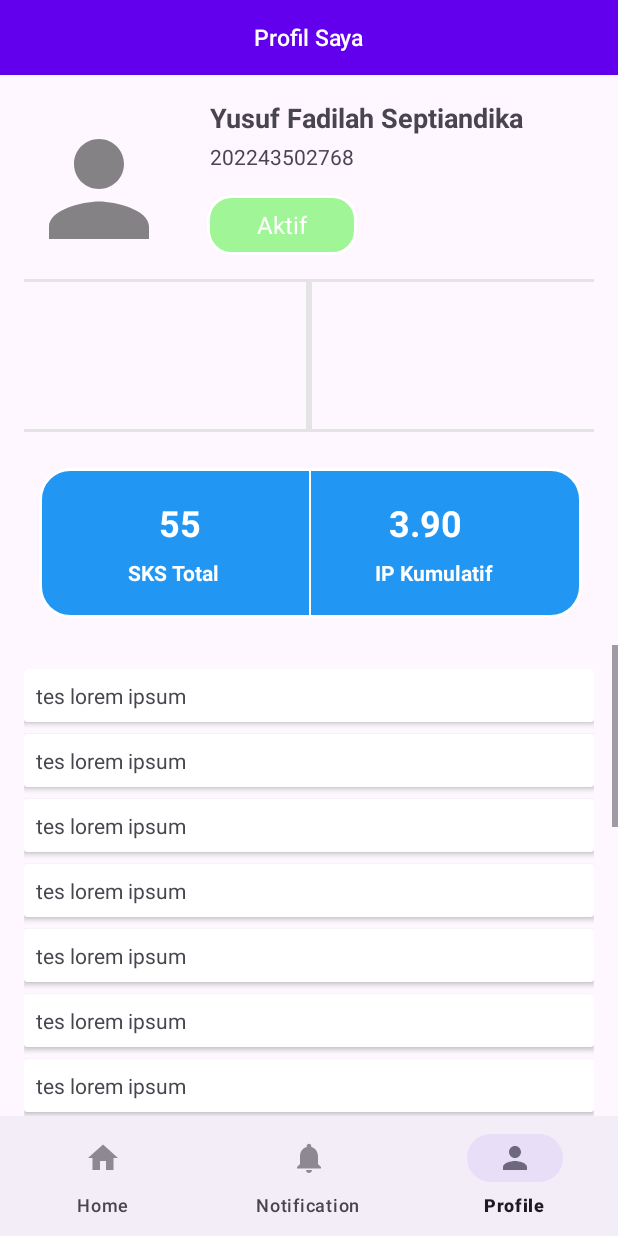
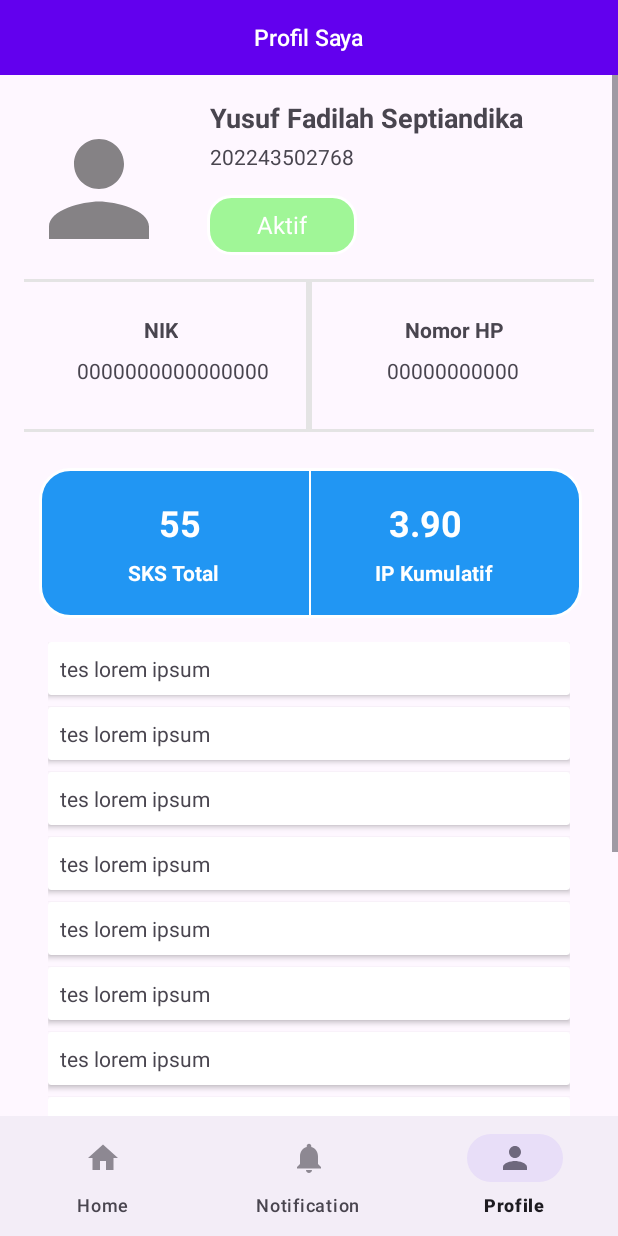
Before and after one commit to PucuBoy/CivitasXml, an Android app: the screen it shows after launch (MainActivity), item 3 of the bottom bar chosen, on a phone screen of 412 x 824 dp. Run offline under Robolectric (Android 15) with nearby library versions, the phone set to English and light mode, and no system bars.

Commit message:
update fragment_profile.xml and fragment_home.xml

```diff
--- a/app/src/main/res/layout/fragment_home.xml
+++ b/app/src/main/res/layout/fragment_home.xml
@@ -3,6 +3,7 @@
     xmlns:tools="http://schemas.android.com/tools"
     android:layout_width="match_parent"
     android:layout_height="wrap_content"
+    android:padding="16dp"
     tools:context=".HomeFragment">
 
     <ImageView
@@ -20,7 +21,7 @@
         android:id="@+id/textViewNama"
         android:layout_width="wrap_content"
         android:layout_height="wrap_content"
-        android:layout_marginStart="13dp"
+        android:layout_marginStart="16dp"
         android:layout_marginTop="16dp"
         android:layout_toEndOf="@id/imageView"
         android:fontFamily="sans-serif"
@@ -33,7 +34,7 @@
         android:layout_width="wrap_content"
         android:layout_height="wrap_content"
         android:layout_below="@id/textViewNama"
-        android:layout_marginStart="13dp"
+        android:layout_marginStart="16dp"
         android:layout_toEndOf="@id/imageView"
         android:text="@string/prodi" />
 
@@ -42,7 +43,7 @@
         android:layout_width="wrap_content"
         android:layout_height="wrap_content"
         android:layout_below="@id/textViewProdi"
-        android:layout_marginStart="13dp"
+        android:layout_marginStart="16dp"
         android:layout_toEndOf="@id/imageView"
         android:text="@string/universitas" />
 
@@ -120,7 +121,7 @@
         android:layout_width="71dp"
         android:layout_height="71dp"
         android:layout_below="@id/imageView"
-        android:layout_marginStart="65dp"
+        android:layout_marginStart="50dp"
         android:layout_marginTop="150dp"
         android:background="@drawable/roundedbg"
         android:clipToOutline="true"
@@ -133,8 +134,8 @@
         android:layout_width="wrap_content"
         android:layout_height="wrap_content"
         android:layout_below="@+id/imageButton1"
-        android:layout_marginStart="77dp"
-        android:layout_marginTop="1dp"
+        android:layout_marginStart="62dp"
+        android:layout_marginTop="6dp"
         android:text="Jadwal"
         android:textColor="#000" />
 
@@ -158,7 +159,7 @@
         android:layout_height="wrap_content"
         android:layout_below="@+id/imageButton2"
         android:layout_marginStart="55dp"
-        android:layout_marginTop="1dp"
+        android:layout_marginTop="6dp"
         android:layout_toEndOf="@+id/teksjadwal"
         android:text="Presensi"
         android:textColor="#000" />
@@ -183,7 +184,7 @@
         android:layout_height="wrap_content"
         android:layout_below="@+id/imageButton3"
         android:layout_marginStart="60dp"
-        android:layout_marginTop="1dp"
+        android:layout_marginTop="6dp"
         android:layout_toEndOf="@id/tekspresensi"
         android:text="Nilai"
         android:textColor="#000" />
@@ -193,7 +194,7 @@
         android:layout_width="71dp"
         android:layout_height="71dp"
         android:layout_below="@id/imageView"
-        android:layout_marginStart="65dp"
+        android:layout_marginStart="50dp"
         android:layout_marginTop="275dp"
         android:background="@drawable/roundedbg"
         android:clipToOutline="true"
@@ -206,8 +207,8 @@
         android:layout_width="wrap_content"
         android:layout_height="wrap_content"
         android:layout_below="@+id/imageButton4"
-        android:layout_marginStart="55dp"
-        android:layout_marginTop="1dp"
+        android:layout_marginStart="40dp"
+        android:layout_marginTop="6dp"
         android:text="Bahan &amp; Tugas"
         android:textColor="#000" />
 
@@ -231,7 +232,7 @@
         android:layout_height="wrap_content"
         android:layout_below="@+id/imageButton5"
         android:layout_marginStart="23dp"
-        android:layout_marginTop="1dp"
+        android:layout_marginTop="6dp"
         android:layout_toEndOf="@+id/teksbahantugas"
         android:text="KRSS/KRS"
         android:textColor="#000" />
@@ -256,7 +257,7 @@
         android:layout_height="wrap_content"
         android:layout_below="@+id/imageButton6"
         android:layout_marginStart="35dp"
-        android:layout_marginTop="1dp"
+        android:layout_marginTop="6dp"
         android:layout_toEndOf="@id/tekskrs"
         android:text="TA/Wisuda"
         android:textColor="#000" />
@@ -266,7 +267,7 @@
         android:layout_width="71dp"
         android:layout_height="71dp"
         android:layout_below="@id/imageView"
-        android:layout_marginStart="65dp"
+        android:layout_marginStart="50dp"
         android:layout_marginTop="400dp"
         android:background="@drawable/roundedbg"
         android:clipToOutline="true"
@@ -279,8 +280,8 @@
         android:layout_width="wrap_content"
         android:layout_height="wrap_content"
         android:layout_below="@+id/imageButton7"
-        android:layout_marginStart="74dp"
-        android:layout_marginTop="1dp"
+        android:layout_marginStart="58dp"
+        android:layout_marginTop="6dp"
         android:text="Kegiatan"
         android:textColor="#000" />
 
@@ -304,7 +305,7 @@
         android:layout_height="wrap_content"
         android:layout_below="@+id/imageButton8"
         android:layout_marginStart="38dp"
-        android:layout_marginTop="1dp"
+        android:layout_marginTop="6dp"
         android:layout_toEndOf="@+id/tekskegiatan"
         android:text="Biaya Kuliah"
         android:textColor="#000" />
@@ -329,7 +330,7 @@
         android:layout_height="wrap_content"
         android:layout_below="@+id/imageButton9"
         android:layout_marginStart="35dp"
-        android:layout_marginTop="1dp"
+        android:layout_marginTop="6dp"
         android:layout_toEndOf="@id/teksbiaya"
         android:text="Kuisioner"
         android:textColor="#000" />
--- a/app/src/main/res/layout/fragment_profile.xml
+++ b/app/src/main/res/layout/fragment_profile.xml
@@ -4,7 +4,8 @@
     xmlns:app="http://schemas.android.com/apk/res-auto"
     xmlns:tools="http://schemas.android.com/tools"
     android:layout_width="match_parent"
-    android:layout_height="match_parent">
+    android:layout_height="match_parent"
+    tools:context=".ProfileFragment">
 
     <!-- TopAppBar -->
     <com.google.android.material.appbar.MaterialToolbar
@@ -19,11 +20,21 @@
         app:titleCentered="true"
         app:titleTextAppearance="@style/ToolbarTitleText" />
 
+    <ScrollView
+        android:layout_width="0dp"
+        android:layout_height="0dp"
+        app:layout_constraintTop_toBottomOf="@+id/topAppBar"
+        app:layout_constraintBottom_toBottomOf="parent"
+        app:layout_constraintStart_toStartOf="parent"
+        app:layout_constraintEnd_toEndOf="parent">
+
+
+
         <!-- RelativeLayout for content under TopAppBar -->
         <RelativeLayout
             android:id="@+id/content_layout"
             android:layout_width="match_parent"
-        android:layout_height="380dp"
+            android:layout_height="wrap_content"
             android:padding="16dp"
             app:layout_constraintTop_toBottomOf="@id/topAppBar">
 
@@ -111,6 +122,44 @@
                     android:layout_below="@+id/verticalLine0"
                     android:background="#E4E4E4" />
 
+                <TextView
+                    android:id="@+id/teksNik"
+                    android:layout_width="wrap_content"
+                    android:layout_height="wrap_content"
+                    android:text="NIK"
+                    android:layout_marginStart="80dp"
+                    android:layout_marginTop="24dp"
+                    android:textStyle="bold" />
+
+                <TextView
+                    android:id="@+id/Nik"
+                    android:layout_width="wrap_content"
+                    android:layout_height="wrap_content"
+                    android:layout_below="@+id/teksNik"
+                    android:text="0000000000000000"
+                    android:layout_marginStart="35dp"
+                    android:layout_marginTop="8dp"/>
+
+                <TextView
+                    android:id="@+id/teksNomor"
+                    android:layout_width="wrap_content"
+                    android:layout_height="wrap_content"
+                    android:layout_alignParentEnd="true"
+                    android:layout_marginEnd="60dp"
+                    android:text="Nomor HP"
+                    android:layout_marginTop="24dp"
+                    android:textStyle="bold"/>
+
+                <TextView
+                    android:id="@+id/nomor"
+                    android:layout_width="wrap_content"
+                    android:layout_height="wrap_content"
+                    android:layout_alignParentEnd="true"
+                    android:layout_below="@+id/teksNomor"
+                    android:text="00000000000"
+                    android:layout_marginEnd="50dp"
+                    android:layout_marginTop="8dp"/>
+
             </RelativeLayout>
 
             <RelativeLayout
@@ -133,7 +182,6 @@
                     android:background="@android:color/white" />
 
                 <!-- Teks di tengah kanan -->
-
                 <TextView
                     android:id="@+id/textViewLeft"
                     android:layout_width="wrap_content"
@@ -182,24 +230,16 @@
 
             </RelativeLayout>
 
-
-    </RelativeLayout>
-
-    <ScrollView
-        android:layout_width="match_parent"
-        android:layout_height="0dp"
-        app:layout_constraintTop_toBottomOf="@id/content_layout"
-        app:layout_constraintBottom_toBottomOf="parent">
-
             <!-- RelativeLayout for Card list -->
             <RelativeLayout
+                android:id="@+id/cardList"
                 android:layout_width="match_parent"
                 android:layout_height="wrap_content"
-        app:layout_constraintTop_toBottomOf="@+id/content_layout">
+                android:layout_below="@+id/blueBox">
 
                 <!-- List of Cards -->
                 <LinearLayout
-            android:id="@+id/list"
+                    android:id="@+id/listc"
                     android:layout_width="match_parent"
                     android:layout_height="wrap_content"
                     android:orientation="vertical"
@@ -373,91 +413,9 @@
                             android:padding="8dp" />
                     </androidx.cardview.widget.CardView>
 
-            <!-- Card 1 -->
-            <androidx.cardview.widget.CardView
-                android:layout_width="match_parent"
-                android:layout_height="wrap_content"
-                android:layout_marginBottom="8dp"
-                app:cardElevation="2dp">
+                </LinearLayout>
 
-                <TextView
-                    android:layout_width="match_parent"
-                    android:layout_height="wrap_content"
-                    android:text="tes lorem ipsum"
-                    android:padding="8dp" />
-            </androidx.cardview.widget.CardView>
-
-            <!-- Card 2 -->
-            <androidx.cardview.widget.CardView
-                android:layout_width="match_parent"
-                android:layout_height="wrap_content"
-                android:layout_marginBottom="8dp"
-                app:cardElevation="2dp">
-
-                <TextView
-                    android:layout_width="match_parent"
-                    android:layout_height="wrap_content"
-                    android:text="tes lorem ipsum"
-                    android:padding="8dp" />
-            </androidx.cardview.widget.CardView>
-
-            <!-- Card 3 -->
-            <androidx.cardview.widget.CardView
-                android:layout_width="match_parent"
-                android:layout_height="wrap_content"
-                android:layout_marginBottom="8dp"
-                app:cardElevation="2dp">
-
-                <TextView
-                    android:layout_width="match_parent"
-                    android:layout_height="wrap_content"
-                    android:text="tes lorem ipsum"
-                    android:padding="8dp" />
-            </androidx.cardview.widget.CardView>
-
-            <!-- Card 4 -->
-            <androidx.cardview.widget.CardView
-                android:layout_width="match_parent"
-                android:layout_height="wrap_content"
-                android:layout_marginBottom="8dp"
-                app:cardElevation="2dp">
-
-                <TextView
-                    android:layout_width="match_parent"
-                    android:layout_height="wrap_content"
-                    android:text="tes lorem ipsum"
-                    android:padding="8dp" />
-            </androidx.cardview.widget.CardView>
-
-            <!-- Card 5 -->
-            <androidx.cardview.widget.CardView
-                android:layout_width="match_parent"
-                android:layout_height="wrap_content"
-                android:layout_marginBottom="8dp"
-                app:cardElevation="2dp">
-
-                <TextView
-                    android:layout_width="match_parent"
-                    android:layout_height="wrap_content"
-                    android:text="tes lorem ipsum"
-                    android:padding="8dp" />
-            </androidx.cardview.widget.CardView>
-
-            <!-- Card 6 -->
-            <androidx.cardview.widget.CardView
-                android:layout_width="match_parent"
-                android:layout_height="wrap_content"
-                android:layout_marginBottom="8dp"
-                app:cardElevation="2dp">
-
-                <TextView
-                    android:layout_width="match_parent"
-                    android:layout_height="wrap_content"
-                    android:text="tes lorem ipsum"
-                    android:padding="8dp" />
-            </androidx.cardview.widget.CardView>
-
-        </LinearLayout>
+            </RelativeLayout>
 
         </RelativeLayout>
 
```
Lines whose indentation alone changed are shown as unchanged.
